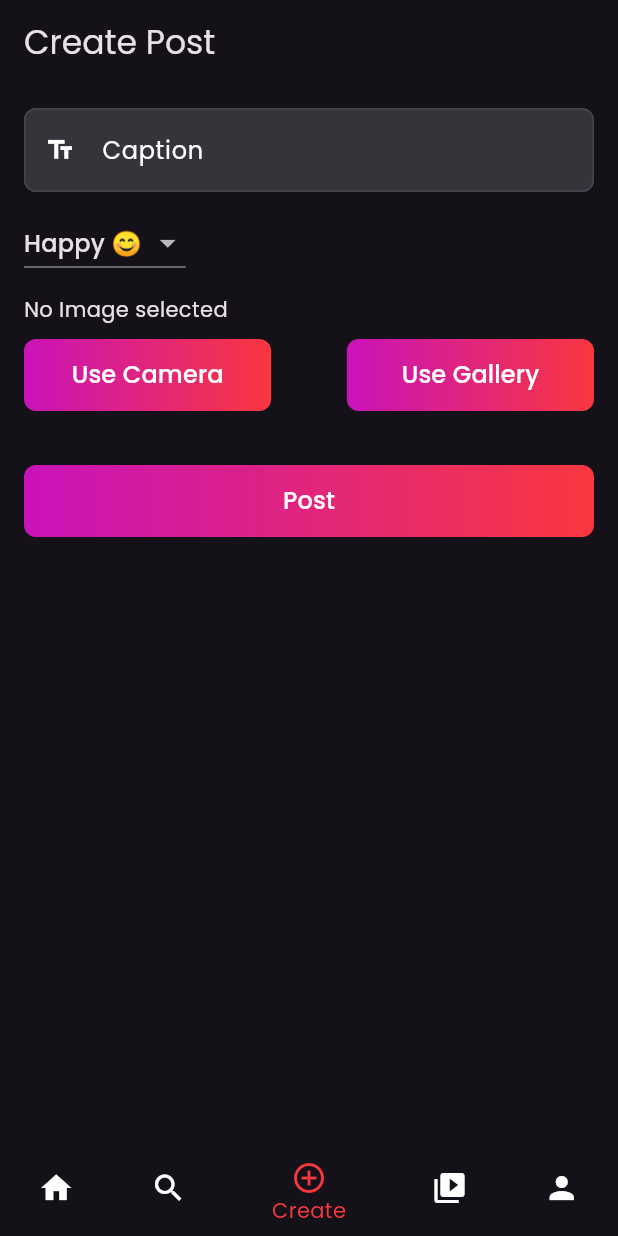
After one commit to Nadun-Charuka/socially, a Flutter app: the screen it shows once a user with an empty profile is signed in, item 3 of the bottom bar chosen, after a tap on "Use Camera", on a phone screen of 412 x 824 dp. The commit adds this screen. Run offline on Flutter 3.47's test engine with Material 3 defaults, Android fonts, the phone set to English and light mode, and no system bars; our stand-ins replace cached_network_image, cloud_firestore, firebase_auth, firebase_core, firebase_storage, flutter_riverpod and 4 more; accounts and stored records are empty.

Commit message:
home and post widget done

```diff
--- a/lib/main.dart
+++ b/lib/main.dart
@@ -2,12 +2,13 @@ import 'package:firebase_core/firebase_core.dart';
 import 'package:flutter/material.dart';
 import 'package:flutter_riverpod/flutter_riverpod.dart';
 import 'package:go_router/go_router.dart';
+import 'package:google_fonts/google_fonts.dart';
 import 'package:socially/firebase_options.dart';
 import 'package:socially/providers/auth_provider.dart';
-
+import 'package:socially/utils/constants/colors.dart';
 import 'package:socially/views/auth/login_screen.dart';
 import 'package:socially/views/auth/register_screen.dart';
-import 'package:socially/views/home.dart';
+import 'package:socially/views/main_screen.dart';
 
 void main() async {
   WidgetsFlutterBinding.ensureInitialized();
@@ -31,7 +32,7 @@ class MyApp extends ConsumerWidget {
             return authState.when(
               data: (user) {
                 if (user != null) {
-                  return const HomeScreen();
+                  return const MainScreen();
                 } else {
                   return LoginScreen();
                 }
@@ -74,10 +75,15 @@ class MyApp extends ConsumerWidget {
 
     return MaterialApp.router(
       debugShowCheckedModeBanner: false,
-      title: 'Socially App',
+      title: 'Socially',
       theme: ThemeData(
+        fontFamily: GoogleFonts.poppins().fontFamily,
         brightness: Brightness.dark,
-        primarySwatch: Colors.blue,
+        bottomNavigationBarTheme: const BottomNavigationBarThemeData(
+          backgroundColor: Colors.transparent,
+          selectedItemColor: mainOrangeColor,
+          unselectedItemColor: mainWhiteColor,
+        ),
       ),
       routerConfig: router,
     );
--- /dev/null
+++ b/lib/models/post_model.dart
@@ -0,0 +1,53 @@
+import 'package:cloud_firestore/cloud_firestore.dart';
+import 'package:socially/utils/functions/mood.dart';
+
+class PostModel {
+  final String postCaption;
+  final Mood mood;
+  final String userId;
+  final String username;
+  final int likes;
+  final String postId;
+  final DateTime datePublished;
+  final String postUrl;
+  final String profImage;
+
+  PostModel({
+    required this.postCaption,
+    required this.mood,
+    required this.userId,
+    required this.username,
+    required this.likes,
+    required this.postId,
+    required this.datePublished,
+    required this.postUrl,
+    required this.profImage,
+  });
+  Map<String, dynamic> toJson() {
+    return {
+      'postCaption': postCaption,
+      'mood': mood.name,
+      'userId': userId,
+      'username': username,
+      'likes': likes,
+      'postId': postId,
+      'datePublished': Timestamp.fromDate(datePublished),
+      'postUrl': postUrl,
+      'profImage': profImage,
+    };
+  }
+
+  factory PostModel.fromJson(Map<String, dynamic> json) {
+    return PostModel(
+      postCaption: json['postCaption'] ?? '',
+      mood: MoodExtension.fromString(json['mood'] ?? 'happy'),
+      userId: json['userId'] ?? '',
+      username: json['username'] ?? '',
+      likes: json['likes'] ?? 0,
+      postId: json['postId'] ?? '',
+      datePublished: (json['datePublished'] as Timestamp).toDate(),
+      postUrl: json['postUrl'] ?? '',
+      profImage: json['profImage'] ?? '',
+    );
+  }
+}
--- a/lib/models/user_model.dart
+++ b/lib/models/user_model.dart
@@ -17,19 +17,19 @@ class AppUser {
     this.isGoogleUser = false,
   });
 
-  factory AppUser.fromMap(Map<String, dynamic> map) {
+  factory AppUser.fromMap(Map<String, dynamic> json) {
     return AppUser(
-      uid: map['uid'] as String,
-      email: map['email'] as String,
-      name: map['name'] as String,
-      photoUrl: map['photoUrl'] as String,
-      followers: map['followers'] as int? ?? 0,
-      following: map['following'] as int? ?? 0,
-      isGoogleUser: map['isGoogleUser'] as bool? ?? false,
+      uid: json['uid'] as String,
+      email: json['email'] as String,
+      name: json['name'] as String,
+      photoUrl: json['photoUrl'] as String,
+      followers: json['followers'] as int? ?? 0,
+      following: json['following'] as int? ?? 0,
+      isGoogleUser: json['isGoogleUser'] as bool? ?? false,
     );
   }
 
-  Map<String, dynamic> toMap() {
+  Map<String, dynamic> toJson() {
     return {
       'uid': uid,
       'email': email,
--- /dev/null
+++ b/lib/providers/feed_provider.dart
@@ -0,0 +1,8 @@
+import 'package:flutter_riverpod/flutter_riverpod.dart';
+import 'package:socially/models/post_model.dart';
+import 'package:socially/services/feed/feed_services.dart';
+
+final feedStreamProvider = StreamProvider<List<PostModel>>((ref) {
+  final feedServices = FeedServices();
+  return feedServices.getPostStream();
+});
--- /dev/null
+++ b/lib/services/feed/feed_services.dart
@@ -0,0 +1,47 @@
+import 'dart:io';
+import 'package:cloud_firestore/cloud_firestore.dart';
+import 'package:firebase_storage/firebase_storage.dart';
+import 'package:flutter/foundation.dart';
+import 'package:socially/models/post_model.dart';
+
+class FeedServices {
+  final CollectionReference _feedCollection =
+      FirebaseFirestore.instance.collection("feeds");
+
+  Future<void> savePost(PostModel post) async {
+    try {
+      await _feedCollection.doc(post.postId).set(post.toJson());
+    } catch (e) {
+      debugPrint("Error saving post: $e");
+    }
+  }
+
+  Future<String?> uploadPostImage(File imageFile, String uid) async {
+    try {
+      final ref = FirebaseStorage.instance
+          .ref()
+          .child('posts')
+          .child('$uid-${DateTime.now().millisecondsSinceEpoch}.jpg');
+      await ref.putFile(imageFile);
+      return await ref.getDownloadURL();
+    } catch (e) {
+      debugPrint('Error uploading post image: $e');
+      return null;
+    }
+  }
+
+  Stream<List<PostModel>> getPostStream() {
+    return _feedCollection.snapshots().map((snapshot) {
+      debugPrint("🔥 Got ${snapshot.docs.length} posts");
+      return snapshot.docs.map((doc) {
+        final data = doc.data() as Map<String, dynamic>;
+        debugPrint("📄 Post: ${data.toString()}");
+        return PostModel.fromJson(data);
+      }).toList();
+    });
+  }
+
+  Future<void> deletePost(String postId) async {
+    await _feedCollection.doc(postId).delete();
+  }
+}
--- a/lib/services/user/user_services.dart
+++ b/lib/services/user/user_services.dart
@@ -25,7 +25,7 @@ class UserService {
         photoUrl: photoUrl ?? '',
         isGoogleUser: isGoogleUser,
       );
-      await docRef.set(newUser.toMap());
+      await docRef.set(newUser.toJson());
     } else {
       if (isGoogleUser &&
           user.photoURL != null &&
--- /dev/null
+++ b/lib/utils/functions/mood.dart
@@ -0,0 +1,46 @@
+enum Mood {
+  happy,
+  sad,
+  angry,
+  excited,
+  bored,
+}
+
+extension MoodExtension on Mood {
+  String get name {
+    switch (this) {
+      case Mood.happy:
+        return "Happy";
+      case Mood.sad:
+        return 'sad';
+      case Mood.angry:
+        return 'angry';
+      case Mood.excited:
+        return 'excited';
+      case Mood.bored:
+        return 'bored';
+    }
+  }
+
+  String get emoji {
+    switch (this) {
+      case Mood.happy:
+        return '😊';
+      case Mood.sad:
+        return '😢';
+      case Mood.angry:
+        return '😡';
+      case Mood.excited:
+        return '🤩';
+      case Mood.bored:
+        return '😴';
+    }
+  }
+
+  static Mood fromString(String moodString) {
+    return Mood.values.firstWhere(
+      (mood) => mood.name == moodString,
+      orElse: () => Mood.happy,
+    );
+  }
+}
--- a/lib/views/auth/register_screen.dart
+++ b/lib/views/auth/register_screen.dart
@@ -69,7 +69,7 @@ class _RegisterScreenState extends ConsumerState<RegisterScreen> {
                             : const CircleAvatar(
                                 radius: 64,
                                 backgroundImage: NetworkImage(
-                                  "https://i.stack.imgur.com/l60Hf.png",
+                                  "https://encrypted-tbn0.gstatic.com/images?q=tbn:ANd9GcSTtKDBHoGq6L5htfFMFrluklPkLsQd4e3PAg&s",
                                 ),
                               ),
                         Positioned(
@@ -194,7 +194,7 @@ class _RegisterScreenState extends ConsumerState<RegisterScreen> {
 
                           if (user != null) {
                             String finalPhotoUrl =
-                                'https://i.stack.imgur.com/l60Hf.png';
+                                'https://encrypted-tbn0.gstatic.com/images?q=tbn:ANd9GcSTtKDBHoGq6L5htfFMFrluklPkLsQd4e3PAg&s';
 
                             if (_imageFile != null) {
                               debugPrint(
--- /dev/null
+++ b/lib/views/main/create_screen.dart
@@ -0,0 +1,185 @@
+import 'dart:io';
+
+import 'package:cloud_firestore/cloud_firestore.dart';
+import 'package:flutter/foundation.dart';
+import 'package:flutter/material.dart';
+import 'package:flutter_riverpod/flutter_riverpod.dart';
+import 'package:image_picker/image_picker.dart';
+import 'package:socially/models/post_model.dart';
+import 'package:socially/providers/auth_provider.dart';
+import 'package:socially/services/feed/feed_services.dart';
+import 'package:socially/utils/functions/common.dart';
+import 'package:socially/utils/functions/mood.dart';
+import 'package:socially/widgets/reuseable/custom_button.dart';
+import 'package:socially/widgets/reuseable/custom_input.dart';
+
+class CreateScreen extends ConsumerStatefulWidget {
+  const CreateScreen({super.key});
+
+  @override
+  ConsumerState<CreateScreen> createState() => _CreateScreenState();
+}
+
+class _CreateScreenState extends ConsumerState<CreateScreen> {
+  final _captionController = TextEditingController();
+  final _formKey = GlobalKey<FormState>();
+  Mood _selectedMood = Mood.happy;
+  bool _isUploading = false;
+  File? _imageFile;
+
+  Future<void> _pickedImage(ImageSource source) async {
+    final picker = ImagePicker();
+    final pickedFile = await picker.pickImage(source: source);
+    if (pickedFile != null) {
+      setState(() {
+        _imageFile = File(pickedFile.path);
+      });
+    }
+  }
+
+  @override
+  Widget build(BuildContext context) {
+    final appUserAsync = ref.watch(appUserProvider);
+    return Scaffold(
+      appBar: AppBar(
+        title: Text("Create Post"),
+      ),
+      body: SingleChildScrollView(
+        child: Padding(
+          padding: const EdgeInsets.all(16.0),
+          child: appUserAsync.when(
+            data: (appUser) => Form(
+              key: _formKey,
+              child: Column(
+                crossAxisAlignment: CrossAxisAlignment.start,
+                spacing: 10,
+                children: [
+                  CustomInput(
+                    controller: _captionController,
+                    labelText: "Caption",
+                    icon: Icons.text_fields,
+                    obscureText: false,
+                    validator: (value) {
+                      if (value == null || value.isEmpty) {
+                        return "Enter valid caption";
+                      } else {
+                        return null;
+                      }
+                    },
+                  ),
+                  DropdownButton<Mood>(
+                    value: _selectedMood,
+                    items: Mood.values.map((Mood mood) {
+                      return DropdownMenuItem(
+                        value: mood,
+                        child: Text("${mood.name} ${mood.emoji}"),
+                      );
+                    }).toList(),
+                    onChanged: (mood) {
+                      setState(() {
+                        _selectedMood = mood!;
+                      });
+                    },
+                  ),
+                  _imageFile != null
+                      ? ClipRRect(
+                          child: kIsWeb
+                              ? Image.network(_imageFile!.path)
+                              : SizedBox(
+                                  height: 300,
+                                  child: Image.file(_imageFile!),
+                                ),
+                        )
+                      : Text("No Image selected"),
+                  Row(
+                    mainAxisAlignment: MainAxisAlignment.spaceBetween,
+                    children: [
+                      CustomButton(
+                        text: "Use Camera",
+                        width: MediaQuery.of(context).size.width * 0.4,
+                        onPressed: () => _pickedImage(ImageSource.camera),
+                      ),
+                      CustomButton(
+                        text: "Use Gallery",
+                        width: MediaQuery.of(context).size.width * 0.4,
+                        onPressed: () => _pickedImage(ImageSource.gallery),
+                      ),
+                    ],
+                  ),
+                  SizedBox(height: 16),
+                  CustomButton(
+                    text: kIsWeb
+                        ? "Not supported"
+                        : _isUploading
+                            ? "Uploading...."
+                            : "Post",
+                    width: MediaQuery.of(context).size.width,
+                    onPressed: () async {
+                      if (_formKey.currentState?.validate() ?? false) {
+                        if (_imageFile != null) {
+                          setState(() => _isUploading = true);
+
+                          // 1. Upload the image first
+                          final postUrl = await FeedServices()
+                              .uploadPostImage(_imageFile!, appUser!.uid);
+
+                          debugPrint("imgade uploaded: $postUrl ");
+
+                          if (postUrl == null) {
+                            setState(() => _isUploading = false);
+                            return;
+                          }
+
+                          // 2. Create a unique post ID
+                          final postId = FirebaseFirestore.instance
+                              .collection("feeds")
+                              .doc()
+                              .id;
+
+                          // 3. Save the post to Firestore
+                          final newPost = PostModel(
+                            postCaption: _captionController.text.trim(),
+                            mood: _selectedMood,
+                            userId: appUser.uid,
+                            username: appUser.name,
+                            likes: 0,
+                            postId: postId,
+                            datePublished: DateTime.now(),
+                            postUrl: postUrl,
+                            profImage: appUser.photoUrl,
+                          );
+
+                          await FeedServices().savePost(newPost);
+
+                          ScaffoldMessenger.of(context).showSnackBar(
+                            SnackBar(
+                                content: Text("Post created successfully")),
+                          );
+
+                          setState(() {
+                            _isUploading = false;
+                            _captionController.clear();
+                            _imageFile = null;
+                            _selectedMood = Mood.happy;
+                          });
+                        } else {
+                          showSnackBar(
+                            text: "please Upload a Image",
+                            context: context,
+                            isWarn: true,
+                          );
+                        }
+                      }
+                    },
+                  )
+                ],
+              ),
+            ),
+            loading: () => CircularProgressIndicator(),
+            error: (e, _) => Text("Error loading user"),
+          ),
+        ),
+      ),
+    );
+  }
+}
--- /dev/null
+++ b/lib/views/main/feed_screen.dart
@@ -0,0 +1,37 @@
+import 'package:flutter/material.dart';
+import 'package:flutter_riverpod/flutter_riverpod.dart';
+import 'package:socially/providers/feed_provider.dart';
+import 'package:socially/widgets/main/post_widget.dart';
+
+class FeedScreen extends ConsumerWidget {
+  const FeedScreen({super.key});
+
+  @override
+  Widget build(BuildContext context, WidgetRef ref) {
+    final feedAsync = ref.watch(feedStreamProvider);
+
+    return SingleChildScrollView(
+      child: SafeArea(
+        child: feedAsync.when(
+          data: (posts) {
+            return ListView.builder(
+              physics: NeverScrollableScrollPhysics(),
+              shrinkWrap: true,
+              itemCount: posts.length,
+              itemBuilder: (context, index) {
+                final post = posts[index];
+                return Padding(
+                  padding:
+                      const EdgeInsets.symmetric(horizontal: 8.0, vertical: 16),
+                  child: PostWidget(post: post),
+                );
+              },
+            );
+          },
+          loading: () => const CircularProgressIndicator(),
+          error: (e, st) => Text("Error loading feed: $e"),
+        ),
+      ),
+    );
+  }
+}
--- /dev/null
+++ b/lib/views/main_screen.dart
@@ -0,0 +1,60 @@
+import 'package:flutter/material.dart';
+import 'package:socially/views/main/create_screen.dart';
+import 'package:socially/views/main/feed_screen.dart';
+import 'package:socially/views/main/profile_screen.dart';
+import 'package:socially/views/main/reels_screen.dart';
+import 'package:socially/views/main/search_screen.dart';
+
+class MainScreen extends StatefulWidget {
+  const MainScreen({super.key});
+
+  @override
+  State<MainScreen> createState() => _MainScreenState();
+}
+
+class _MainScreenState extends State<MainScreen> {
+  final List<Widget> _pages = [
+    FeedScreen(),
+    SearchScreen(),
+    CreateScreen(),
+    ReelsScreen(),
+    ProfileScreen(),
+  ];
+  int _selectedIndex = 0;
+  @override
+  Widget build(BuildContext context) {
+    return Scaffold(
+      body: _pages[_selectedIndex],
+      bottomNavigationBar: BottomNavigationBar(
+        onTap: (value) {
+          setState(() {
+            _selectedIndex = value;
+          });
+        },
+        currentIndex: _selectedIndex,
+        items: [
+          BottomNavigationBarItem(
+            icon: Icon(Icons.home),
+            label: 'Home',
+          ),
+          BottomNavigationBarItem(
+            icon: Icon(Icons.search),
+            label: 'Search',
+          ),
+          BottomNavigationBarItem(
+            icon: Icon(Icons.add_circle_outline),
+            label: 'Create',
+          ),
+          BottomNavigationBarItem(
+            icon: Icon(Icons.video_library),
+            label: 'Reels',
+          ),
+          BottomNavigationBarItem(
+            icon: Icon(Icons.person),
+            label: 'Profile',
+          ),
+        ],
+      ),
+    );
+  }
+}
```
Also changed, not shown: lib/utils/functions/common.dart (added, +20 -0 lines), lib/views/main/profile_screen.dart (renamed from lib/views/home.dart, +8 -20 lines), lib/views/main/reels_screen.dart (added, +12 -0 lines), lib/views/main/search_screen.dart (added, +12 -0 lines), lib/widgets/main/post_widget.dart (added, +169 -0 lines).
